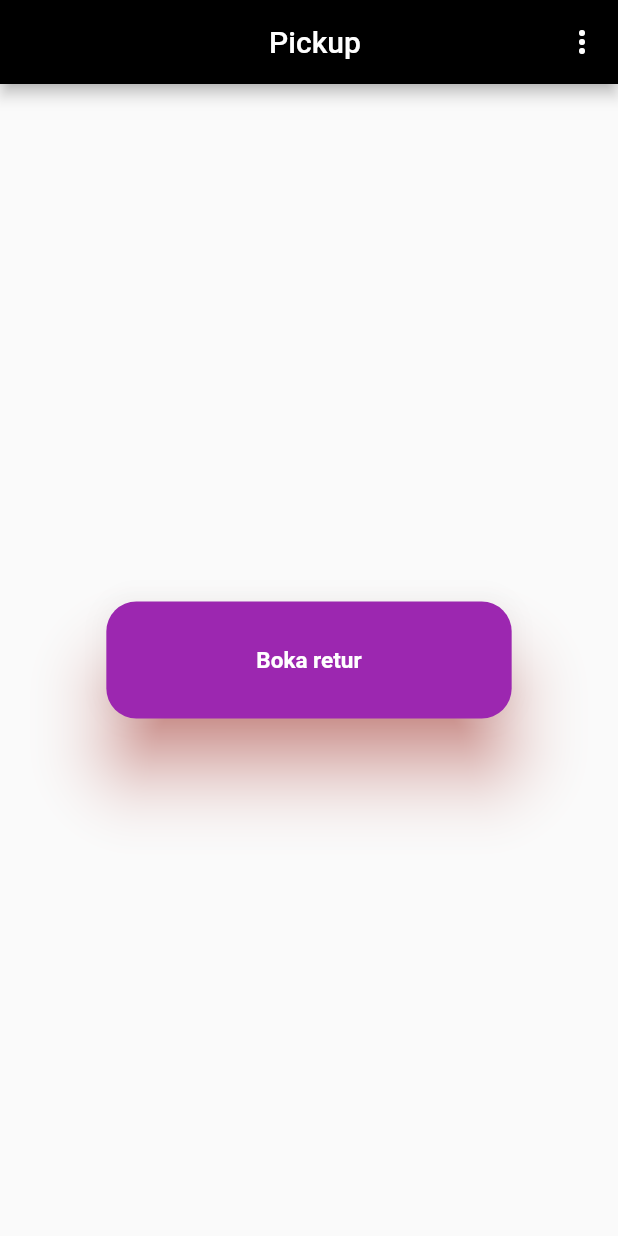
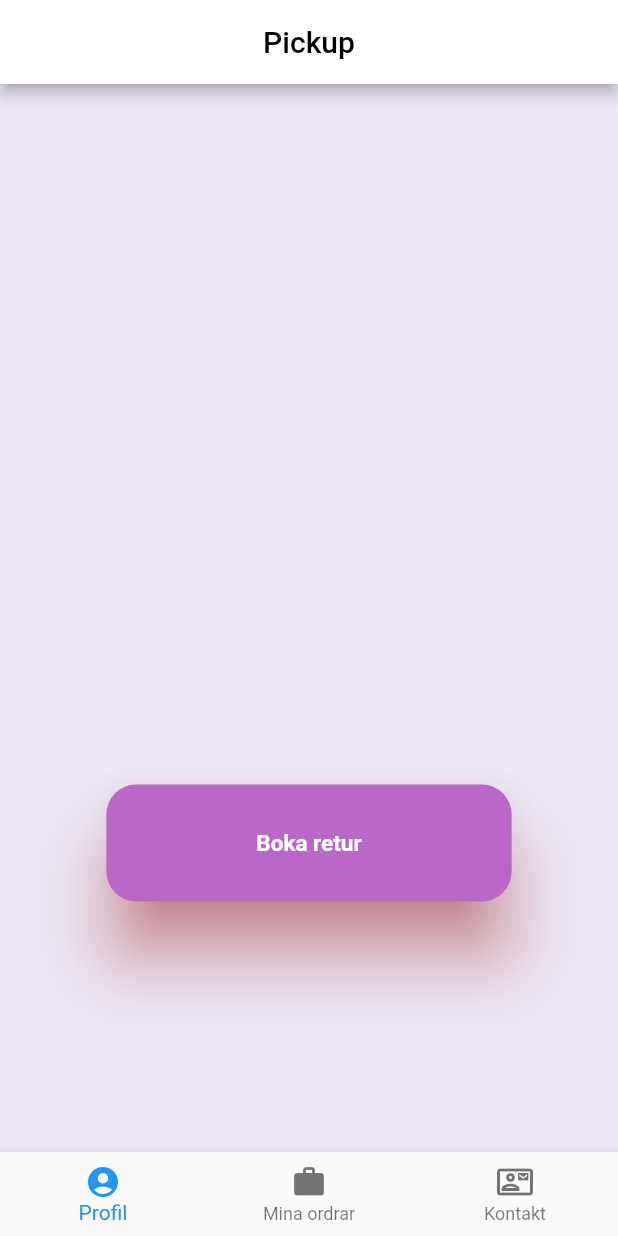
Before and after one commit to edojay/pickup_1, a Flutter app: the home_page screen opened directly, on a phone screen of 412 x 824 dp. Run offline on Flutter 3.47's test engine with Material 2 defaults, Android fonts, the phone set to English and light mode, and no system bars.

Commit message:
customize home_page

```diff
--- a/lib/book_return_1.dart
+++ b/lib/book_return_1.dart
@@ -1,6 +1,7 @@
 import 'package:flutter/cupertino.dart';
 import 'package:flutter/material.dart';
 import 'package:pickup/book_return_2.dart';
+import 'book_return_4_pick_time.dart';
 import 'caliculation.dart';
 
 var calc = new Caliculation();
@@ -52,7 +53,8 @@ class _book_return_1State extends State<book_return_1> {
                           Navigator.push(
                             context,
                             MaterialPageRoute(
-                                builder: (context) => book_return_2()),
+                                //builder: (context) => book_return_2()),
+                                builder: (context) => book_return_pick_time()),
                           );
                         },
                         child: const Text('Nästa!'),
--- a/lib/home_page.dart
+++ b/lib/home_page.dart
@@ -9,7 +9,7 @@ class home_page extends StatefulWidget {
   _home_pageState createState() => _home_pageState();
 }
 
-void onSelected(BuildContext context, int item) {
+/*void onSelected(BuildContext context, int item) { //TODO:1 Addin three dots in upper corner.
   switch (item) {
     case 0:
       Navigator.of(context)
@@ -29,24 +29,24 @@ void onSelected(BuildContext context, int item) {
           .push(MaterialPageRoute(builder: (context) => MyApp()));
       break;
   }
-}
+}*/
 
 class _home_pageState extends State<home_page> {
   @override
   Widget build(BuildContext context) {
     return SafeArea(
       child: Scaffold(
+        backgroundColor: Colors.deepPurple.shade50,
         appBar: AppBar(
-          backgroundColor: Colors.black,
-          leading: new Container(), //EDJE: Remove back routing.
-          title: Center(child: Text('Pickup')),
-          /*leading: Icon(Icons.account_circle_rounded),
-           */
-          /*leading: IconButton(
-            icon: new Icon(Icons.bookmark),
-            onPressed: () {/* Your code */},
-          ),*/
-          actions: [
+          backgroundColor: Colors.white,
+          title: Center(
+            child: Text(
+              'Pickup',
+              style: TextStyle(color: Colors.black),
+            ),
+          ),
+          automaticallyImplyLeading: false, //Remove backrouting.
+          /*actions: [ //TODO:1 Addin three dots in upper corner.
             PopupMenuButton<int>(
               onSelected: (item) => onSelected(context, item),
               itemBuilder: (context) => [
@@ -71,12 +71,13 @@ class _home_pageState extends State<home_page> {
                 PopupMenuItem<int>(value: 3, child: Text('Logga ut'))
               ],
             )
-          ],
+          ],*/
         ),
         body: Center(
           child: Column(
             mainAxisAlignment: MainAxisAlignment.center,
             children: <Widget>[
+              const SizedBox(height: 300),
               ElevatedButton(
                 onPressed: () {
                   Navigator.push(
@@ -90,7 +91,7 @@ class _home_pageState extends State<home_page> {
                     shadowColor: Colors.red,
                     shape: RoundedRectangleBorder(
                         borderRadius: BorderRadius.circular(20)),
-                    primary: Colors.purple,
+                    primary: Colors.purple.shade300,
                     padding: const EdgeInsets.symmetric(
                         horizontal: 100, vertical: 30),
                     textStyle: const TextStyle(
@@ -99,6 +100,25 @@ class _home_pageState extends State<home_page> {
             ],
           ),
         ),
+        bottomNavigationBar: BottomNavigationBar(
+          items: const <BottomNavigationBarItem>[
+            BottomNavigationBarItem(
+              icon: Icon(Icons.account_circle_rounded),
+              label: 'Profil',
+            ),
+            BottomNavigationBarItem(
+              icon: Icon(Icons.work_outlined),
+              label: 'Mina ordrar',
+            ),
+            BottomNavigationBarItem(
+              icon: Icon(Icons.contact_mail_outlined),
+              label: 'Kontakt',
+            ),
+          ],
+          /*currentIndex: _selectedIndex,
+          selectedItemColor: Colors.amber[800],
+          onTap: _onItemTapped,*/
+        ),
       ),
     );
   }
```
